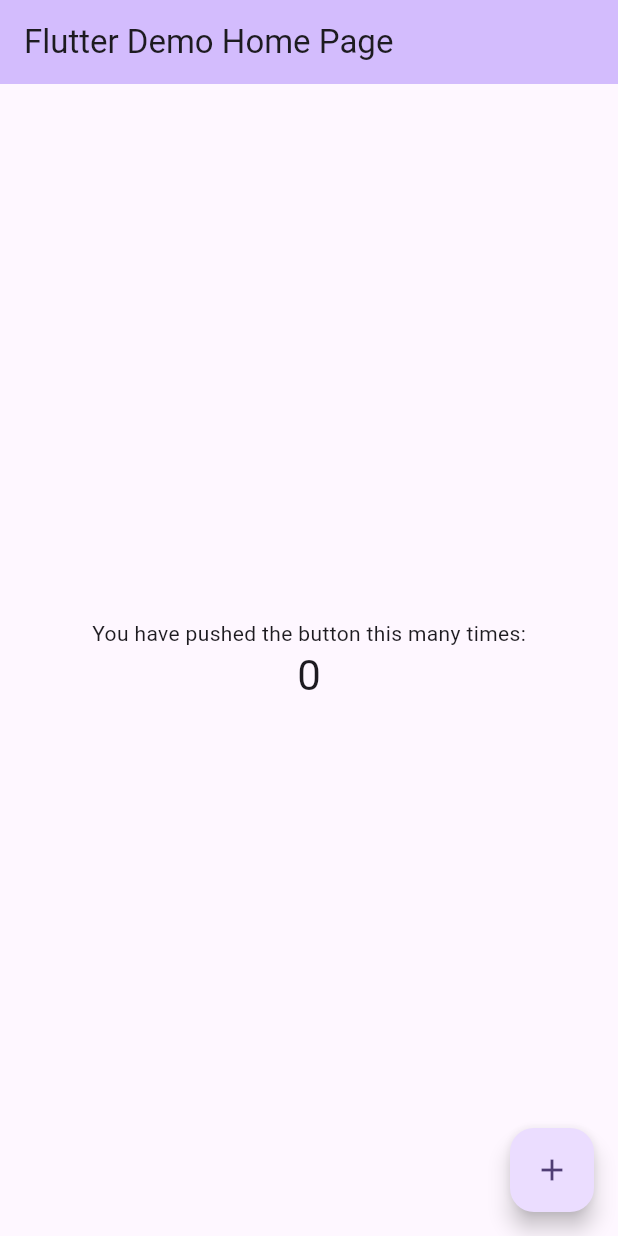
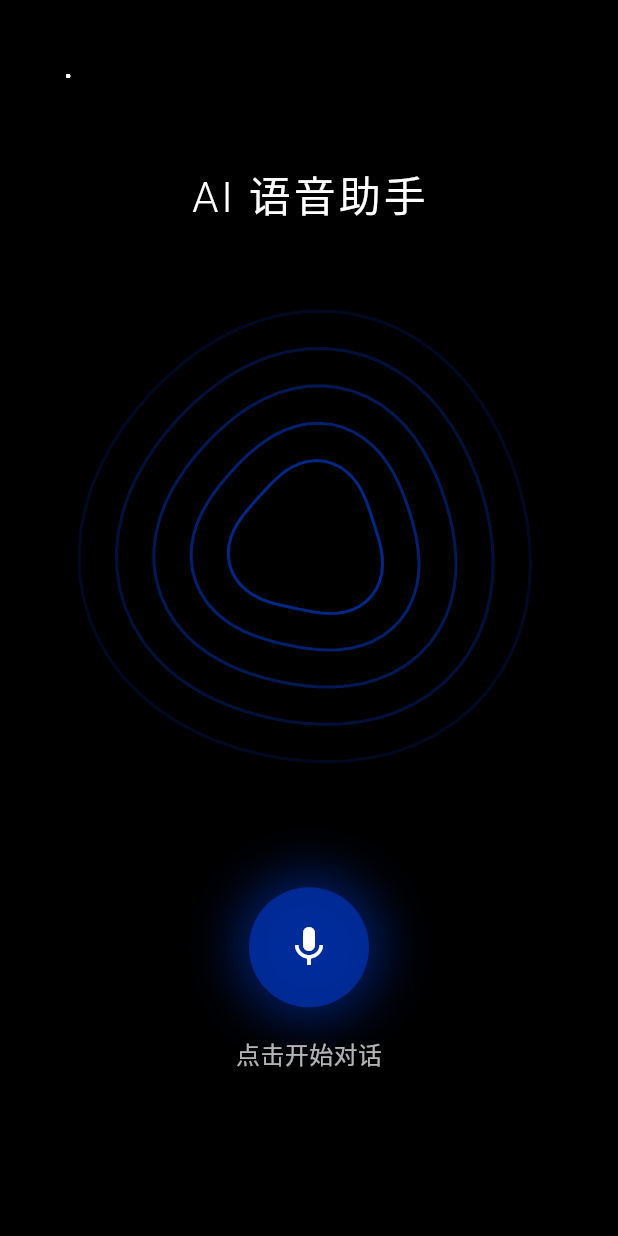
Before and after one commit to yinbowen-dc/life_books, a Flutter app: the screen it shows after launch, on a phone screen of 412 x 824 dp. Run offline on Flutter 3.47's test engine with Material 3 defaults, Android fonts, the phone set to English and light mode, and no system bars.

Commit message:
测试版本-1

```diff
--- a/lib/main.dart
+++ b/lib/main.dart
@@ -1,5 +1,6 @@
 import 'package:flutter/material.dart';
-
+import 'dart:math' as math;
+import 'dart:ui' as ui;
 // 程序的入口
 void main() {
   runApp(const MyApp());
@@ -14,7 +15,7 @@
     return MaterialApp(
       title: 'Flutter Demo',
       theme: ThemeData(
-        colorScheme: ColorScheme.fromSeed(seedColor: Colors.deepPurple),
+        colorScheme: ColorScheme.fromSeed(seedColor: Color(0xFF002FA7)), // 克莱因蓝的标准色值
       ),
       home: const MyHomePage(title: 'Flutter Demo Home Page'),
     );
@@ -23,86 +24,268 @@
 
 class MyHomePage extends StatefulWidget {
   const MyHomePage({super.key, required this.title});
-
-  // This widget is the home page of your application. It is stateful, meaning
-  // that it has a State object (defined below) that contains fields that affect
-  // how it looks.
-
-  // This class is the configuration for the state. It holds the values (in this
-  // case the title) provided by the parent (in this case the App widget) and
-  // used by the build method of the State. Fields in a Widget subclass are
-  // always marked "final".
-
   final String title;
-
   @override
   State<MyHomePage> createState() => _MyHomePageState();
 }
 
-class _MyHomePageState extends State<MyHomePage> {
-  int _counter = 0;
+class _MyHomePageState extends State<MyHomePage>
+    with TickerProviderStateMixin {
+  late AnimationController _waveController;
+  late AnimationController _particleController;
+  late AnimationController _pulseController;
+  bool _isListening = false;
+  List<Particle> _particles = [];
 
-  void _incrementCounter() {
+  @override
+  void initState() {
+    super.initState();
+    _waveController = AnimationController(
+      duration: Duration(seconds: 2),
+      vsync: this,
+    )..repeat();
+
+    _particleController = AnimationController(
+      duration: Duration(seconds: 10),
+      vsync: this,
+    )..repeat();
+
+    _pulseController = AnimationController(
+      duration: Duration(milliseconds: 1500),
+      vsync: this,
+    )..repeat(reverse: true);
+
+    _initParticles();
+  }
+
+  void _initParticles() {
+    _particles = List.generate(50, (index) {
+      return Particle(
+        x: math.Random().nextDouble(),
+        y: math.Random().nextDouble(),
+        speed: 0.001 + math.Random().nextDouble() * 0.002,
+        size: 1 + math.Random().nextDouble() * 3,
+        opacity: 0.3 + math.Random().nextDouble() * 0.7,
+      );
+    });
+  }
+
+  @override
+  void dispose() {
+    _waveController.dispose();
+    _particleController.dispose();
+    _pulseController.dispose();
+    super.dispose();
+  }
+
+  void _toggleListening() {
     setState(() {
-      // This call to setState tells the Flutter framework that something has
-      // changed in this State, which causes it to rerun the build method below
-      // so that the display can reflect the updated values. If we changed
-      // _counter without calling setState(), then the build method would not be
-      // called again, and so nothing would appear to happen.
-      _counter++;
+      _isListening = !_isListening;
     });
   }
 
   @override
   Widget build(BuildContext context) {
-    // This method is rerun every time setState is called, for instance as done
-    // by the _incrementCounter method above.
-    //
-    // The Flutter framework has been optimized to make rerunning build methods
-    // fast, so that you can just rebuild anything that needs updating rather
-    // than having to individually change instances of widgets.
     return Scaffold(
-      appBar: AppBar(
-        // TRY THIS: Try changing the color here to a specific color (to
-        // Colors.amber, perhaps?) and trigger a hot reload to see the AppBar
-        // change color while the other colors stay the same.
-        backgroundColor: Theme.of(context).colorScheme.inversePrimary,
-        // Here we take the value from the MyHomePage object that was created by
-        // the App.build method, and use it to set our appbar title.
-        title: Text(widget.title),
+      backgroundColor: Colors.black,
+      body: Stack(
+        children: [
+          // 背景粒子效果
+          AnimatedBuilder(
+            animation: _particleController,
+            builder: (context, child) {
+              return CustomPaint(
+                painter: ParticlePainter(_particles, _particleController.value),
+                size: Size.infinite,
+              );
+            },
           ),
-      body: Center(
-        // Center is a layout widget. It takes a single child and positions it
-        // in the middle of the parent.
+          // 主要内容
+          Center(
             child: Column(
-          // Column is also a layout widget. It takes a list of children and
-          // arranges them vertically. By default, it sizes itself to fit its
-          // children horizontally, and tries to be as tall as its parent.
-          //
-          // Column has various properties to control how it sizes itself and
-          // how it positions its children. Here we use mainAxisAlignment to
-          // center the children vertically; the main axis here is the vertical
-          // axis because Columns are vertical (the cross axis would be
-          // horizontal).
-          //
-          // TRY THIS: Invoke "debug painting" (choose the "Toggle Debug Paint"
-          // action in the IDE, or press "p" in the console), to see the
-          // wireframe for each widget.
               mainAxisAlignment: MainAxisAlignment.center,
-          children: <Widget>[
-            const Text('You have pushed the button this many times:'),
+              children: [
+                // 标题
                 Text(
-              '$_counter',
-              style: Theme.of(context).textTheme.headlineMedium,
+                  'AI 语音助手',
+                  style: TextStyle(
+                    color: Colors.white,
+                    fontSize: 28,
+                    fontWeight: FontWeight.w300,
+                    letterSpacing: 2,
+                  ),
+                ),
+                SizedBox(height: 60),
+                // 中央动态形状
+                AnimatedBuilder(
+                  animation: Listenable.merge([
+                    _waveController,
+                    _pulseController,
+                  ]),
+                  builder: (context, child) {
+                    return Container(
+                      width: 300,
+                      height: 300,
+                      child: CustomPaint(
+                        painter: WaveformPainter(
+                          _waveController.value,
+                          _pulseController.value,
+                          _isListening,
+                        ),
+                      ),
+                    );
+                  },
+                ),
+                SizedBox(height: 80),
+                // 控制按钮
+                GestureDetector(
+                  onTap: _toggleListening,
+                  child: AnimatedBuilder(
+                    animation: _pulseController,
+                    builder: (context, child) {
+                      return Container(
+                        width: 80,
+                        height: 80,
+                        decoration: BoxDecoration(
+                          shape: BoxShape.circle,
+                          color: _isListening
+                              ? Colors.red.withOpacity(0.8)
+                              : Color(0xFF002FA7).withOpacity(0.8),
+                          boxShadow: [
+                            BoxShadow(
+                              color: (_isListening ? Colors.red : Color(0xFF002FA7))
+                                  .withOpacity(0.3 + _pulseController.value * 0.4),
+                              blurRadius: 20 + _pulseController.value * 10,
+                              spreadRadius: 5 + _pulseController.value * 5,
+                            ),
+                          ],
+                        ),
+                        child: Icon(
+                          _isListening ? Icons.stop : Icons.mic,
+                          color: Colors.white,
+                          size: 32,
+                        ),
+                      );
+                    },
+                  ),
+                ),
+                SizedBox(height: 20),
+                Text(
+                  _isListening ? '正在聆听...' : '点击开始对话',
+                  style: TextStyle(
+                    color: Colors.white70,
+                    fontSize: 16,
+                    fontWeight: FontWeight.w300,
+                  ),
                 ),
               ],
             ),
           ),
-      floatingActionButton: FloatingActionButton(
-        onPressed: _incrementCounter,
-        tooltip: 'Increment',
-        child: const Icon(Icons.add),
-      ), // This trailing comma makes auto-formatting nicer for build methods.
+        ],
+      ),
     );
   }
 }
+
+class Particle {
+  double x;
+  double y;
+  final double speed;
+  final double size;
+  final double opacity;
+
+  Particle({
+    required this.x,
+    required this.y,
+    required this.speed,
+    required this.size,
+    required this.opacity,
+  });
+
+  void update() {
+    y -= speed;
+    if (y < 0) {
+      y = 1.0;
+      x = math.Random().nextDouble();
+    }
+  }
+}
+
+class ParticlePainter extends CustomPainter {
+  final List<Particle> particles;
+  final double animationValue;
+
+  ParticlePainter(this.particles, this.animationValue);
+
+  @override
+  void paint(Canvas canvas, Size size) {
+    final paint = Paint()
+      ..color = Colors.white
+      ..style = PaintingStyle.fill;
+
+    for (var particle in particles) {
+      particle.update();
+      paint.color = Colors.white.withOpacity(particle.opacity * 0.6);
+      canvas.drawCircle(
+        Offset(particle.x * size.width, particle.y * size.height),
+        particle.size,
+        paint,
+      );
+    }
+  }
+
+  @override
+  bool shouldRepaint(covariant CustomPainter oldDelegate) => true;
+}
+
+class WaveformPainter extends CustomPainter {
+  final double waveValue;
+  final double pulseValue;
+  final bool isActive;
+
+  WaveformPainter(this.waveValue, this.pulseValue, this.isActive);
+
+  @override
+  void paint(Canvas canvas, Size size) {
+    final center = Offset(size.width / 2, size.height / 2);
+    final paint = Paint()
+      ..style = PaintingStyle.stroke
+      ..strokeWidth = 2;
+
+    // 绘制多层波形
+    for (int i = 0; i < 5; i++) {
+      final radius = 50.0 + i * 25 + (isActive ? pulseValue * 30 : 0);
+      final opacity = 0.8 - i * 0.15;
+
+      paint.color = Color(0xFF002FA7).withOpacity(opacity);
+
+      final path = Path();
+      for (double angle = 0; angle < 2 * math.pi; angle += 0.1) {
+        final waveOffset = math.sin(angle * 3 + waveValue * 2 * math.pi) *
+                          (isActive ? 15 + pulseValue * 10 : 5);
+        final x = center.dx + (radius + waveOffset) * math.cos(angle);
+        final y = center.dy + (radius + waveOffset) * math.sin(angle);
+
+        if (angle == 0) {
+          path.moveTo(x, y);
+        } else {
+          path.lineTo(x, y);
+        }
+      }
+      path.close();
+      canvas.drawPath(path, paint);
+    }
+
+    // 中心发光点
+    if (isActive) {
+      final glowPaint = Paint()
+        ..color = Color(0xFF002FA7).withOpacity(0.8)
+        ..maskFilter = ui.MaskFilter.blur(ui.BlurStyle.normal, 10);
+
+      canvas.drawCircle(center, 8 + pulseValue * 5, glowPaint);
+    }
+  }
+
+  @override
+  bool shouldRepaint(covariant CustomPainter oldDelegate) => true;
+}
--- a/pubspec.yaml
+++ b/pubspec.yaml
@@ -34,6 +34,8 @@ dependencies:
   # The following adds the Cupertino Icons font to your application.
   # Use with the CupertinoIcons class for iOS style icons.
   cupertino_icons: ^1.0.8
+  # 液态屏幕: https://github.com/iamSahdeep/liquid_swipe_flutter
+  liquid_swipe: ^3.1.0
 
 dev_dependencies:
   flutter_test:
```
Also changed, not shown: pubspec.lock. Lines whose indentation alone changed are shown as unchanged.
